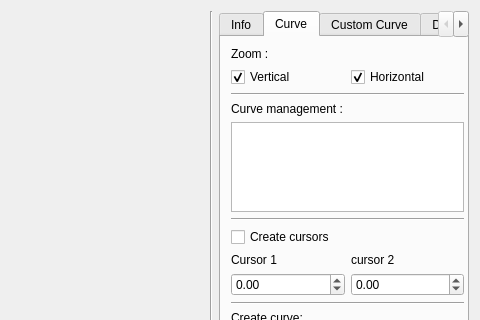
The window that FenEnfantGraph.ui (Lproduct/Data_Parser_3) describes before a commit, drawn with Qt 5; both pictures show x 420 to 900 and y 0 to 320 of the 900 by 550 pixel window.
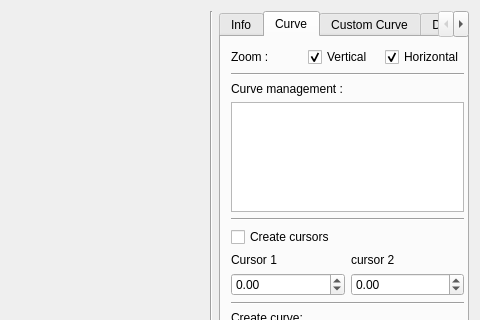
The same window after the commit. The open tabs and pages were chosen to show the change. Icons and pictures are not drawn. Custom widgets are drawn as their Qt base class.

```diff
--- a/FenEnfantGraph.ui
+++ b/FenEnfantGraph.ui
@@ -314,7 +314,7 @@
        </property>
        <layout class="QVBoxLayout" name="verticalLayout_3">
         <item>
-         <layout class="QHBoxLayout" name="horizontalLayout_14">
+         <layout class="QHBoxLayout" name="horizontalLayout_13">
           <item>
            <widget class="QLabel" name="label_13">
             <property name="text">
@@ -322,10 +322,6 @@
             </property>
            </widget>
           </item>
-         </layout>
-        </item>
-        <item>
-         <layout class="QHBoxLayout" name="horizontalLayout_13">
           <item>
            <widget class="QCheckBox" name="checkBoxZoomV">
             <property name="text">
```
Left out of the diff: 2 changed lines with no effect on the pictures.
